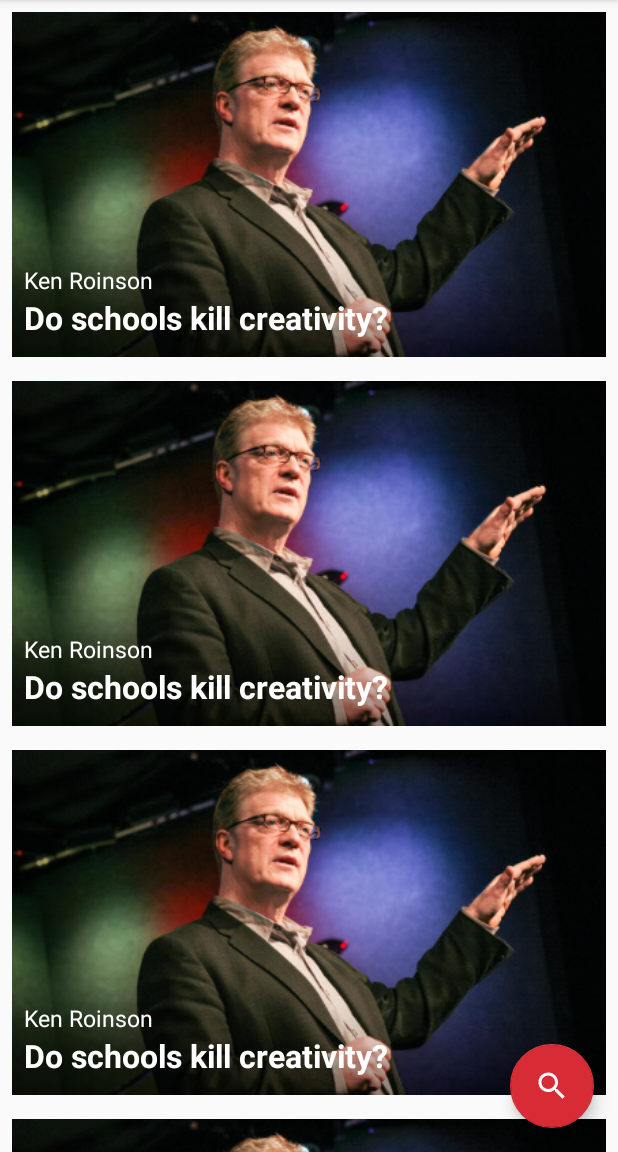
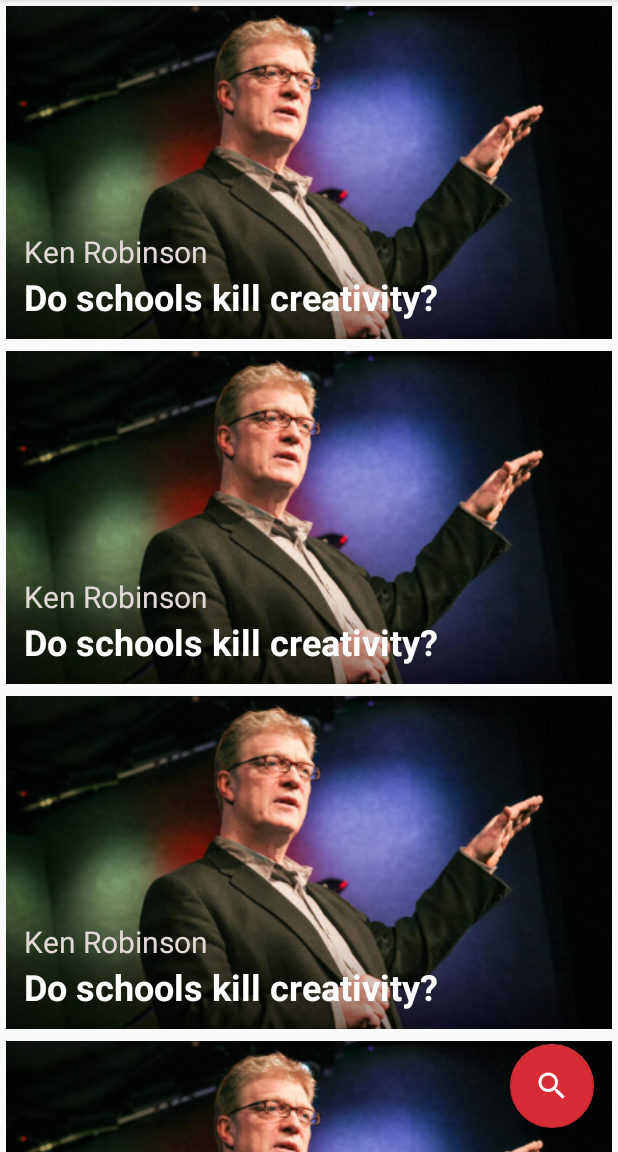
Before and after one commit to zawzaww/padc-assignments, an Android app: the screen it shows after launch (TalksListActivity), on a phone screen of 412 x 824 dp, the part 84-1236 px from its top. Run offline under Robolectric (Android 15) with nearby library versions, the phone set to English and light mode, and no system bars.

Commit message:
TED-Talks assignment: redesigned UI for talks list viewholder item

```diff
--- a/Simple-Habit/build.gradle
+++ b/Simple-Habit/build.gradle
@@ -7,7 +7,7 @@ buildscript {
         jcenter()
     }
     dependencies {
-        classpath 'com.android.tools.build:gradle:3.1.2'
+        classpath 'com.android.tools.build:gradle:3.1.3'
 
 
         // NOTE: Do not place your application dependencies here; they belong
--- a/TED-Talks/app/src/main/java/com/zawzaw/tedtalksassignment/activities/BaseActivity.java
+++ b/TED-Talks/app/src/main/java/com/zawzaw/tedtalksassignment/activities/BaseActivity.java
@@ -5,5 +5,4 @@ import android.support.v7.app.AppCompatActivity;
 public abstract class BaseActivity extends AppCompatActivity {
 
 
-
 }
--- a/TED-Talks/app/src/main/java/com/zawzaw/tedtalksassignment/activities/TalksListActivity.java
+++ b/TED-Talks/app/src/main/java/com/zawzaw/tedtalksassignment/activities/TalksListActivity.java
@@ -10,6 +10,7 @@ import android.support.v7.widget.Toolbar;
 import android.view.View;
 import android.view.Menu;
 import android.view.MenuItem;
+
 import com.zawzaw.tedtalksassignment.R;
 import com.zawzaw.tedtalksassignment.adapters.TalksAdapter;
 import com.zawzaw.tedtalksassignment.delegates.TalksDelegate;
@@ -27,8 +28,7 @@ public class TalksListActivity extends BaseActivity implements TalksDelegate {
         TalksAdapter talksAdapter = new TalksAdapter(this);
         rvTalks.setAdapter(talksAdapter);
 
-        rvTalks.setLayoutManager(new LinearLayoutManager(getApplicationContext(), LinearLayoutManager.VERTICAL,
-                false));
+        rvTalks.setLayoutManager(new LinearLayoutManager(getApplicationContext(), LinearLayoutManager.VERTICAL, false));
 
         FloatingActionButton fab = (FloatingActionButton) findViewById(R.id.fab);
         fab.setOnClickListener(new View.OnClickListener() {
--- a/TED-Talks/app/src/main/java/com/zawzaw/tedtalksassignment/adapters/TalksAdapter.java
+++ b/TED-Talks/app/src/main/java/com/zawzaw/tedtalksassignment/adapters/TalksAdapter.java
@@ -4,6 +4,7 @@ import android.support.v7.widget.RecyclerView;
 import android.view.LayoutInflater;
 import android.view.View;
 import android.view.ViewGroup;
+
 import com.zawzaw.tedtalksassignment.R;
 import com.zawzaw.tedtalksassignment.delegates.TalksDelegate;
 import com.zawzaw.tedtalksassignment.viewholders.TalksViewHolder;
@@ -30,7 +31,7 @@ public class TalksAdapter extends RecyclerView.Adapter {
 
     @Override
     public int getItemCount() {
-        return 9;
+        return 5;
     }
 
 }
--- a/TED-Talks/app/src/main/res/layout/activity_talk_details.xml
+++ b/TED-Talks/app/src/main/res/layout/activity_talk_details.xml
@@ -94,26 +94,26 @@
                 android:layout_width="wrap_content"
                 android:layout_height="wrap_content"
                 android:layout_below="@+id/tv_title_name"
+                android:layout_marginTop="@dimen/margin_small"
                 android:layout_toRightOf="@id/v_separator"
-                android:layout_marginTop="@dimen/margin_small"
-                android:paddingTop="@dimen/padding_one"
                 android:clickable="true"
-                android:orientation="horizontal">
+                android:orientation="horizontal"
+                android:paddingTop="@dimen/padding_one">
 
                 <ImageView
                     android:id="@+id/iv_listen"
                     android:layout_width="wrap_content"
                     android:layout_height="wrap_content"
+                    android:paddingTop="@dimen/padding_one"
                     android:src="@drawable/ic_volume_up"
-                    android:paddingTop="@dimen/padding_one"
                     android:tint="@color/secondText" />
 
                 <TextView
                     android:id="@+id/tv_listen"
                     android:layout_width="wrap_content"
                     android:layout_height="wrap_content"
+                    android:paddingTop="@dimen/padding_two"
                     android:text="Listen"
-                    android:paddingTop="@dimen/padding_two"
                     android:textColor="@color/secondText"
                     android:textSize="@dimen/text_regular" />
             </LinearLayout>
--- a/TED-Talks/app/src/main/res/layout/view_holder_talks.xml
+++ b/TED-Talks/app/src/main/res/layout/view_holder_talks.xml
@@ -1,37 +1,37 @@
 <?xml version="1.0" encoding="utf-8"?>
 <RelativeLayout xmlns:android="http://schemas.android.com/apk/res/android"
     android:layout_width="match_parent"
-    android:layout_height="wrap_content">
+    android:layout_height="@dimen/img_height">
 
     <ImageView
-        android:id="@+id/iv_kenrobinson"
+        android:id="@+id/iv_speaker_img"
         android:layout_width="match_parent"
-        android:layout_height="230dp"
-        android:layout_margin="@dimen/margin_medium"
+        android:layout_height="@dimen/img_height"
+        android:layout_margin="@dimen/margin_small"
         android:scaleType="centerCrop"
         android:src="@drawable/ken_robinson" />
 
     <TextView
-        android:id="@+id/tv_kenrobinson"
+        android:id="@+id/tv_speaker_name"
         android:layout_width="wrap_content"
         android:layout_height="wrap_content"
-        android:layout_alignLeft="@+id/iv_kenrobinson"
-        android:layout_marginLeft="@dimen/margin_medium"
-        android:layout_marginTop="176dp"
-        android:text="Ken Roinson"
-        android:textColor="@color/textWhite"
-        android:textSize="15dp" />
+        android:layout_above="@+id/tv_talk_title"
+        android:layout_alignLeft="@id/tv_talk_title"
+        android:text="Ken Robinson"
+        android:textColor="@color/speakerName"
+        android:textSize="@dimen/text_regular_3x" />
 
     <TextView
         android:id="@+id/tv_talk_title"
         android:layout_width="wrap_content"
         android:layout_height="wrap_content"
-        android:layout_alignLeft="@+id/iv_kenrobinson"
-        android:layout_below="@+id/tv_kenrobinson"
-        android:layout_marginLeft="@dimen/margin_medium"
+        android:layout_alignParentBottom="true"
+        android:layout_alignParentLeft="true"
+        android:layout_marginBottom="@dimen/margin_medium_2"
+        android:layout_marginLeft="@dimen/margin_medium_2"
         android:text="Do schools kill creativity?"
         android:textColor="@color/textWhite"
-        android:textSize="21dp"
+        android:textSize="@dimen/text_heading_1x"
         android:textStyle="bold" />
 
 </RelativeLayout>
--- a/TED-Talks/app/src/main/res/values/colors.xml
+++ b/TED-Talks/app/src/main/res/values/colors.xml
@@ -9,5 +9,6 @@
     <color name="textWhite">#FFFFFF</color>
     <color name="icons">#FFFFFF</color>
     <color name="dividers">#181717</color>
+    <color name="speakerName">#e2d8d8</color>
     <color name="bgBlack">#000000</color>
 </resources>
--- a/TED-Talks/app/src/main/res/values/dimens.xml
+++ b/TED-Talks/app/src/main/res/values/dimens.xml
@@ -38,4 +38,5 @@
     <dimen name="divider_height">2dp</dimen>
     <dimen name="padding_one">1dp</dimen>
     <dimen name="padding_two">2dp</dimen>
+    <dimen name="img_height">230dp</dimen>
 </resources>
```
